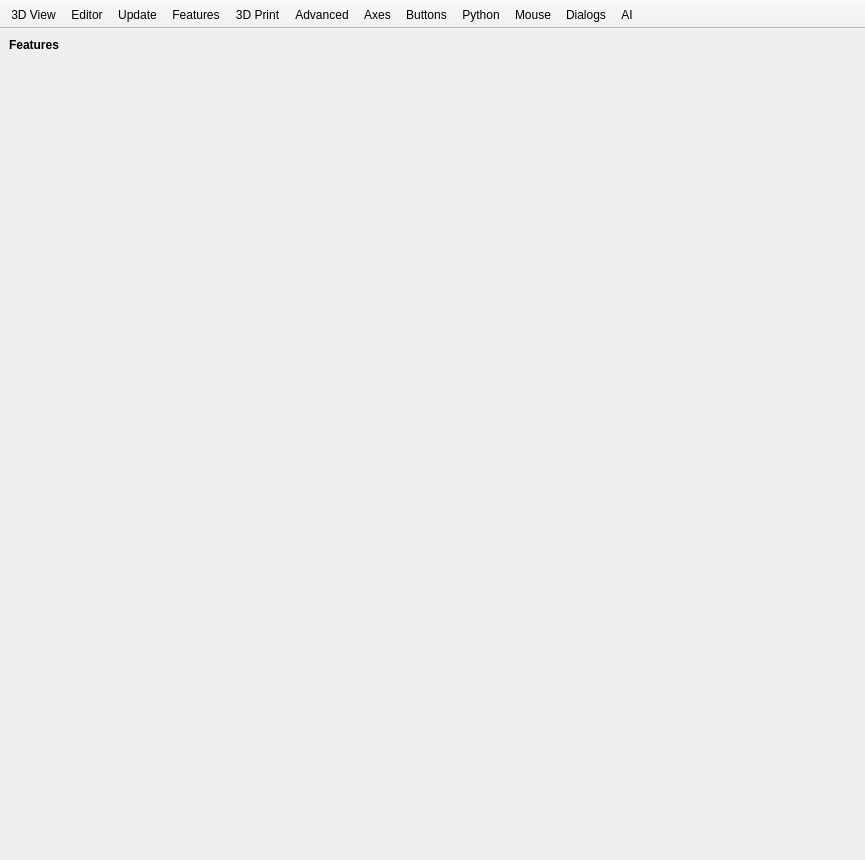
pythonscad/pythonscad, file src/gui/Preferences.ui: the form before one commit.
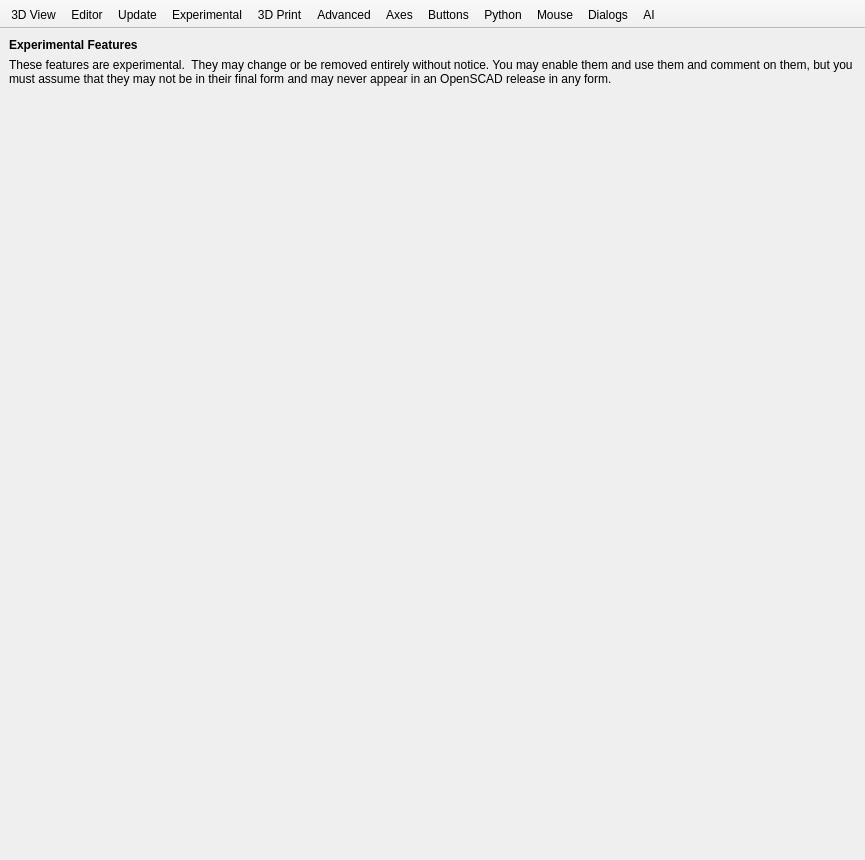
The form after the commit. The open tabs and pages were chosen to show the change. Icons and pictures are not drawn. Custom widgets are drawn as their Qt base class.

Patch:
```diff
--- a/src/gui/Preferences.ui
+++ b/src/gui/Preferences.ui
@@ -1340,7 +1340,17 @@
              </font>
             </property>
             <property name="text">
-             <string>Features</string>
+             <string>Experimental Features</string>
+            </property>
+           </widget>
+          </item>
+          <item>
+           <widget class="QLabel" name="labelFeaturesDisclaimer">
+            <property name="wordWrap">
+             <bool>true</bool>
+            </property>
+            <property name="text">
+             <string>These features are experimental.  They may change or be removed entirely without notice. You may enable them and use them and comment on them, but you must assume that they may not be in their final form and may never appear in an OpenSCAD release in any form.</string>
             </property>
            </widget>
           </item>
@@ -3500,7 +3510,7 @@
      <normaloff>:/icons/prefsFeatures.png</normaloff>:/icons/prefsFeatures.png</iconset>
    </property>
    <property name="text">
-    <string>Features</string>
+    <string>Experimental</string>
    </property>
    <property name="toolTip">
     <string>Enable/Disable experimental features</string>
```
